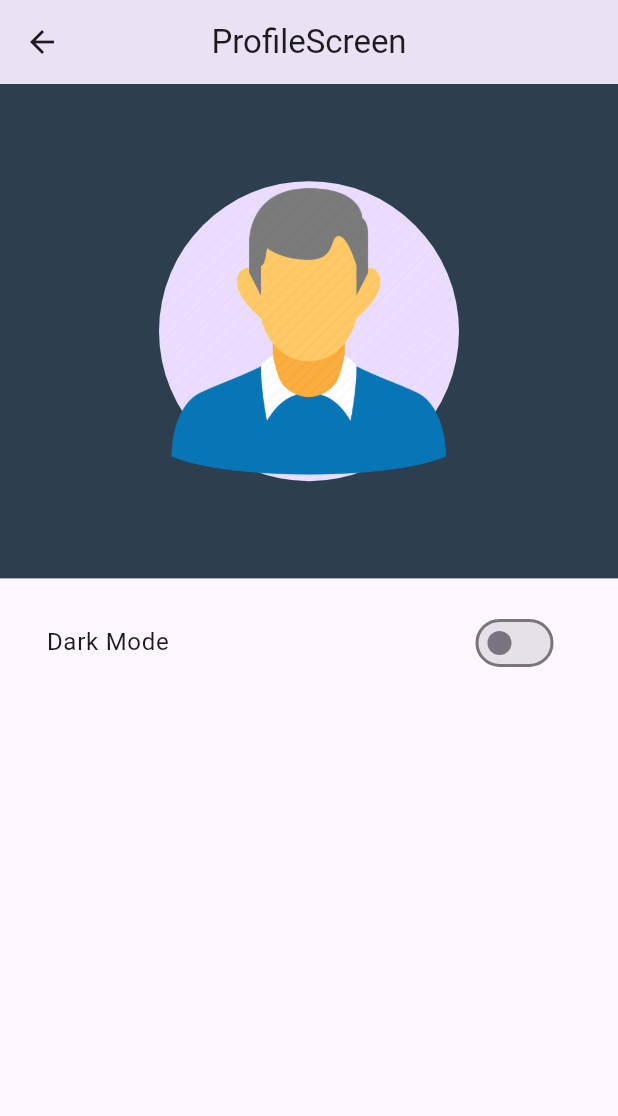
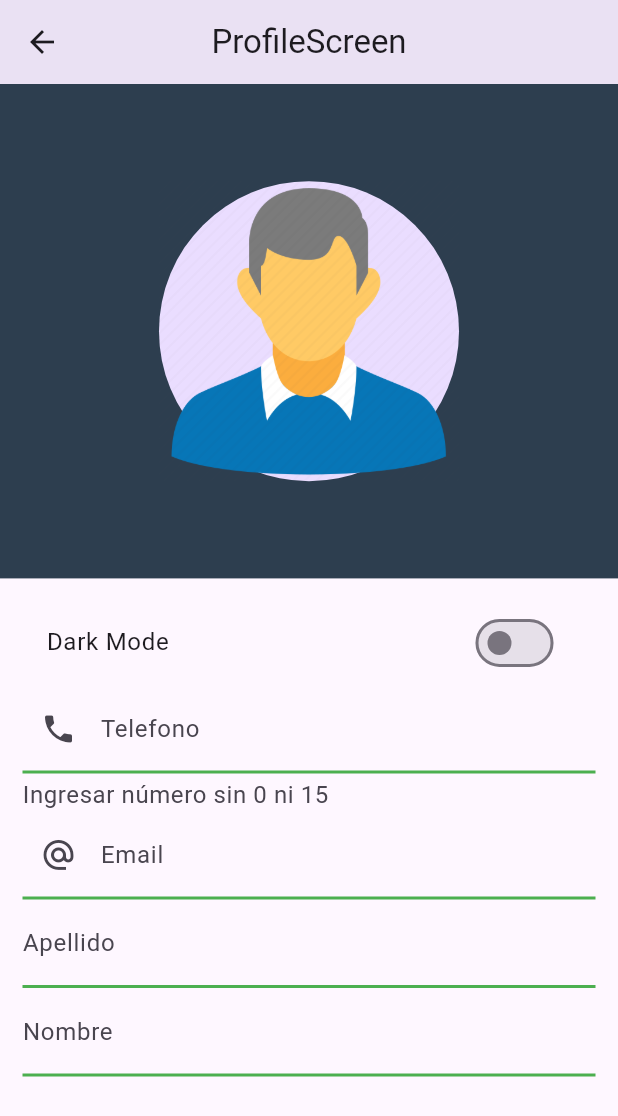
Before and after one commit to Victoria-2/flutter_guide_2024, a Flutter app: the ProfileScreen screen opened by its route, on a phone screen of 412 x 824 dp. Shown: the top 1116 px of the screen. Run offline on Flutter 3.47's test engine with Material 3 defaults, Android fonts, the phone set to English and light mode, and no system bars; our stand-ins replace shared_preferences; accounts and stored records are empty.

Commit message:
inputs profile

```diff
--- a/lib/screens/profile_screen.dart
+++ b/lib/screens/profile_screen.dart
@@ -54,8 +54,53 @@ class _BodyProfileState extends State<BodyProfile> {
             setState(() {});
           },
         ),
+        TextFormField(
+            onChanged: (value) {},
+            style: TextStyle(fontSize: 18),
+            initialValue: '',
+            keyboardType: TextInputType.phone,
+            decoration: decorationInput(
+                label: 'Telefono',
+                icon: Icons.phone,
+                helperText: 'Ingresar número sin 0 ni 15')),
+        TextFormField(
+            onChanged: (value) {},
+            style: TextStyle(fontSize: 18),
+            initialValue: '',
+            keyboardType: TextInputType.emailAddress,
+            decoration: decorationInput(
+                label: 'Email', icon: Icons.alternate_email_outlined)),
+        TextFormField(
+            onChanged: (value) {},
+            style: TextStyle(fontSize: 18),
+            initialValue: '',
+            keyboardType: TextInputType.text,
+            decoration: decorationInput(label: 'Apellido')),
+        TextFormField(
+            onChanged: (value) {},
+            style: TextStyle(fontSize: 18),
+            initialValue: '',
+            keyboardType: TextInputType.text,
+            decoration: decorationInput(label: 'Nombre'))
       ],
     );
+  }
+
+  InputDecoration decorationInput(
+      {IconData? icon, String? hintText, String? helperText, String? label}) {
+    return InputDecoration(
+        fillColor: Colors.black,
+        label: Text(label ?? ''),
+        hintText: hintText,
+        helperText: helperText,
+        helperStyle: const TextStyle(fontSize: 16),
+        prefixIcon: (icon != null) ? Icon(icon) : null,
+        border: const UnderlineInputBorder(
+            borderSide: BorderSide(width: 1, color: Colors.red)),
+        focusedBorder: const UnderlineInputBorder(
+            borderSide: BorderSide(width: 3, color: Colors.blue)),
+        enabledBorder: const UnderlineInputBorder(
+            borderSide: BorderSide(width: 2, color: Colors.green)));
   }
 }
 
```
